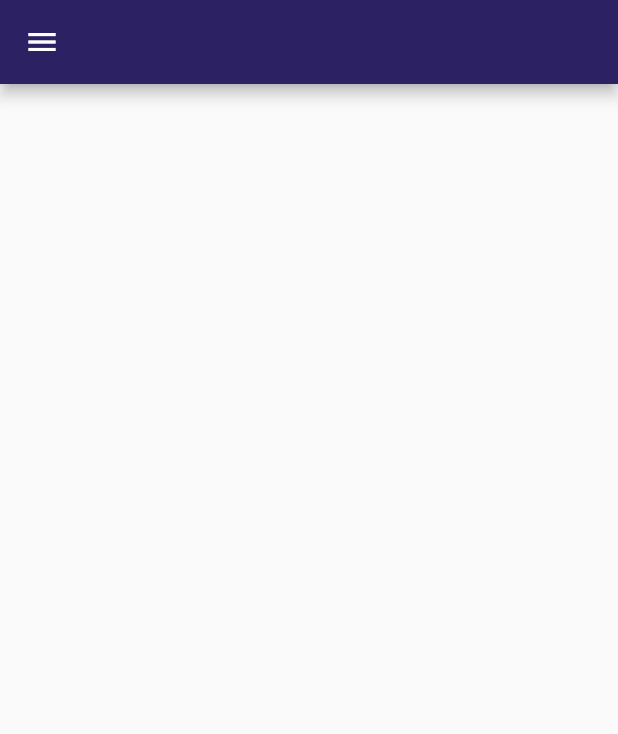
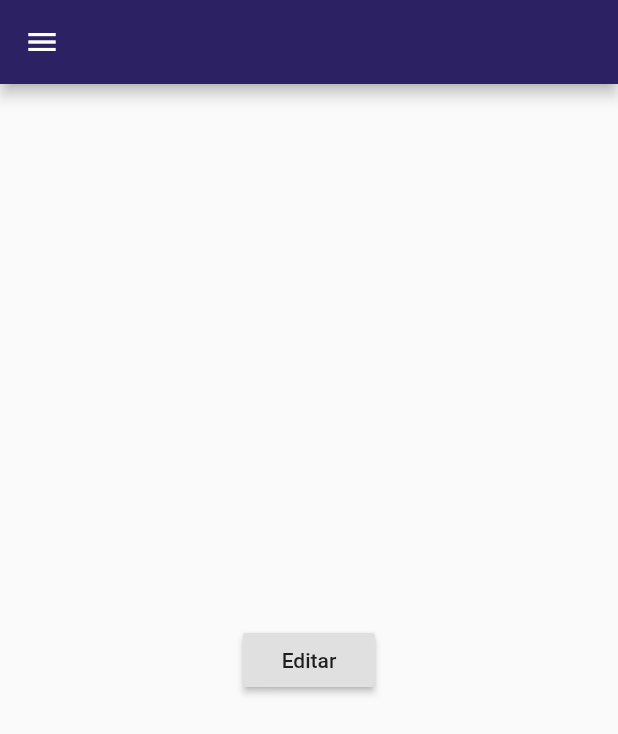
Before and after one commit to JadeChristal/flutterProject, a Flutter app: the screen it shows after launch, on a phone screen of 412 x 824 dp. Shown: the top 734 px of the screen. Run offline on Flutter 3.47's test engine with Material 2 defaults, Android fonts, the phone set to English and light mode, and no system bars; our stand-ins replace google_fonts.

```diff
--- a/lib/main.dart
+++ b/lib/main.dart
@@ -55,6 +55,7 @@ Widget drawerMenu(BuildContext context) {
             style:
                 GoogleFonts.roboto(fontSize: 14, fontWeight: FontWeight.w400),
           ),
+
           //minVerticalPadding: 20,
           onTap: () {
             Navigator.push(context,
--- a/lib/profile.dart
+++ b/lib/profile.dart
@@ -1,5 +1,8 @@
+// ignore_for_file: deprecated_member_use
+
 import 'package:flutter/material.dart';
 import 'package:flutter_project/main.dart';
+import 'package:flutter_project/profileEdit.dart';
 
 class Profile extends StatelessWidget {
   const Profile({Key? key}) : super(key: key);
@@ -7,10 +10,19 @@ class Profile extends StatelessWidget {
   @override
   Widget build(BuildContext context) {
     return Scaffold(
-      appBar: AppBar(
-        backgroundColor: const Color(0xFF2C2263),
-      ),
-      drawer: drawerMenu(context),
-    );
+        appBar: AppBar(
+          backgroundColor: const Color(0xFF2C2263),
+        ),
+        drawer: drawerMenu(context),
+        body: Center(
+            child: RaisedButton(
+                child: const Text('Editar'),
+                onPressed: () {
+                  Navigator.push(
+                    context,
+                    MaterialPageRoute(
+                        builder: (context) => const ProfileEdit()),
+                  );
+                })));
   }
 }
--- a/lib/profileEdit.dart
+++ b/lib/profileEdit.dart
@@ -19,7 +19,9 @@ class ProfileEdit extends StatelessWidget {
         ],
         backgroundColor: const Color(0xFF2C2263),
       ),
-      drawer: drawerMenu(context),
+      drawer: drawerMenu(
+        context,
+      ),
     );
   }
 }
--- a/pubspec.yaml
+++ b/pubspec.yaml
@@ -61,6 +61,8 @@ flutter:
   # To add assets to your application, add an assets section, like this:
   assets:
      - images/Ellipse 2.png
+     - images/Ellipse 9.png
+     - images/Vector.png
 
   # An image asset can refer to eone or more resolution-specific "variants", see
   # https://flutter.dev/assets-and-images/#resolution-aware
```
Also changed, not shown: images/Ellipse 9.png (added), images/Vector.png (added).
